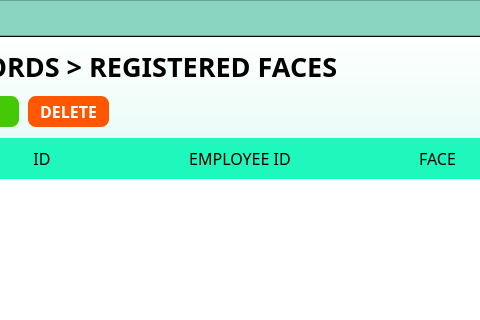
Old version of the form registeredfaces.ui in the repository marcryangil/facemaskdetection; both pictures show x 132 to 612 and y 0 to 320 of the 942 by 495 pixel window.
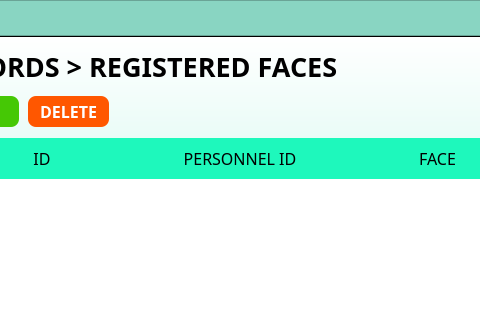
New version of the form. Icons and pictures are not drawn.

Patch:
```diff
--- a/registeredfaces.ui
+++ b/registeredfaces.ui
@@ -534,7 +534,7 @@
 border-radius: 8px;</string>
            </property>
            <property name="text">
-            <string>EMPLOYEE ID</string>
+            <string>PERSONNEL ID</string>
            </property>
            <property name="alignment">
             <set>Qt::AlignCenter</set>
```
